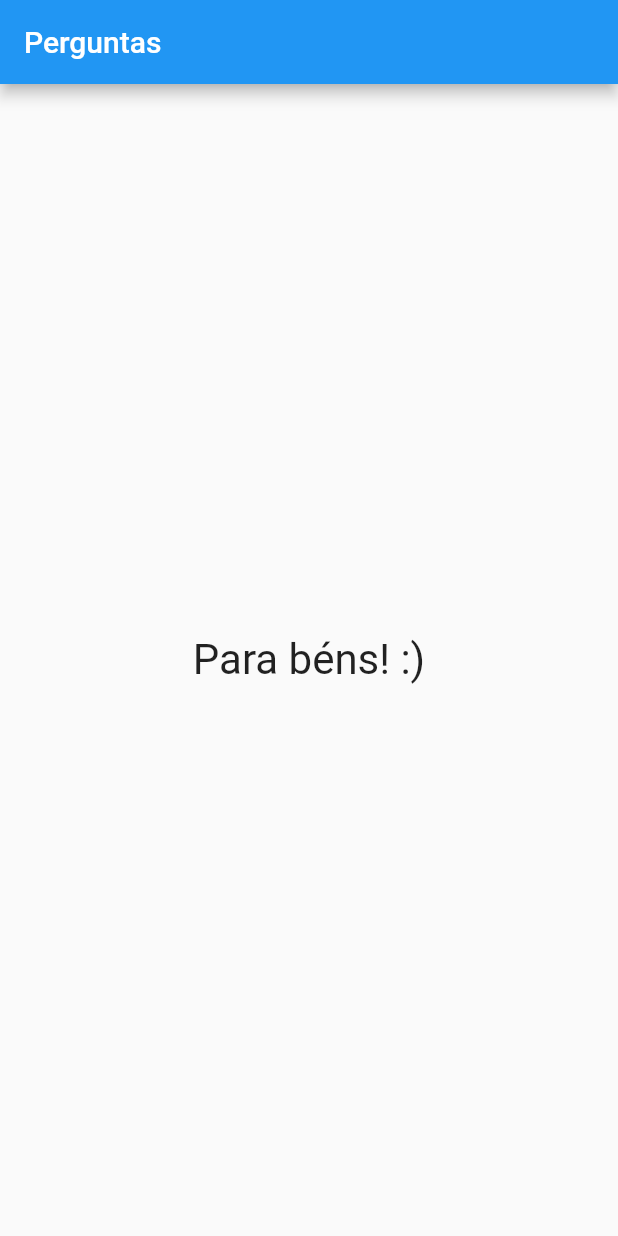
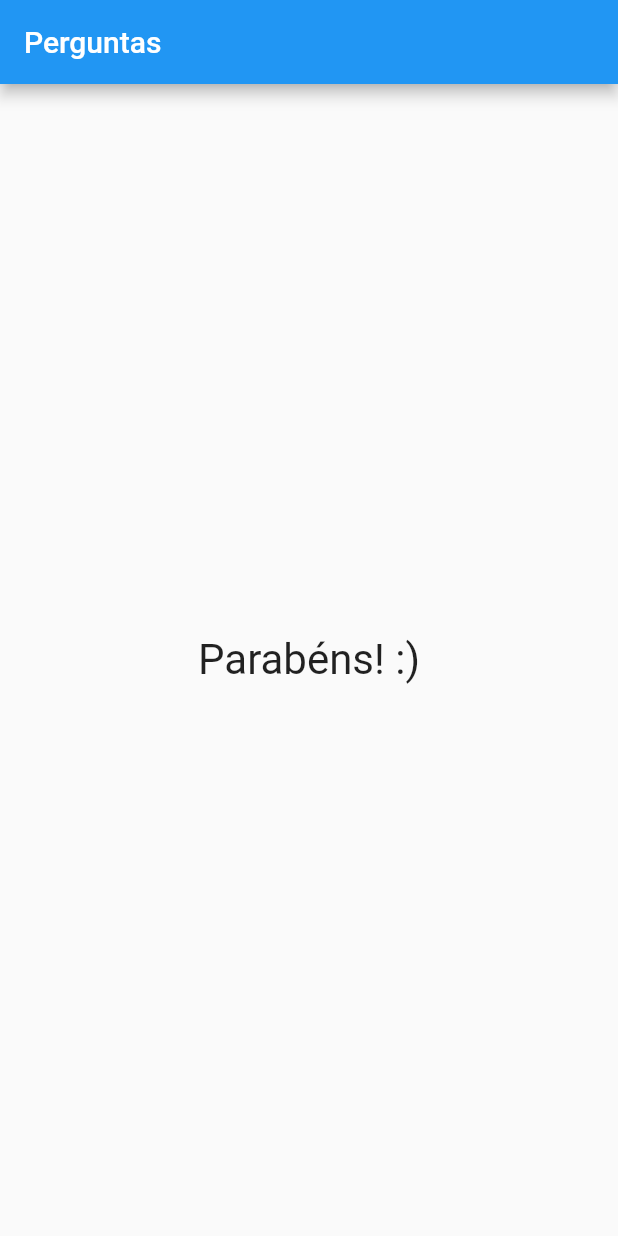
Before and after one commit to milenycgalvao/projeto-perguntas-simples, a Flutter app: the screen it shows after launch, after a tap on "Preto", after a tap on "cobra", after a tap on "leo", on a phone screen of 412 x 824 dp. Run offline on Flutter 3.47's test engine with Material 2 defaults, Android fonts, the phone set to English and light mode, and no system bars.

Commit message:
desafio aula 60 e 61

```diff
--- a/lib/main.dart
+++ b/lib/main.dart
@@ -2,6 +2,7 @@ import 'package:flutter/cupertino.dart';
 import 'package:flutter/material.dart';
 import 'package:projeto_perguntas/src/questao.dart';
 import 'package:projeto_perguntas/src/resposta.dart';
+import 'package:projeto_perguntas/src/resultado.dart';
 
 main() {
   runApp(PerguntaApp());
@@ -65,12 +66,7 @@ class _PerguntaAppState extends State<PerguntaApp> {
                       .toList(),
                 ],
               )
-            : Center(
-                child: Text(
-                  'Para béns! :)',
-                  style: TextStyle(fontSize: 28),
-                ),
-              ),
+            : Resultado(),
       ),
     );
   }
--- /dev/null
+++ b/lib/src/resultado.dart
@@ -0,0 +1,13 @@
+import 'package:flutter/material.dart';
+
+class Resultado extends StatelessWidget {
+  @override
+  Widget build(BuildContext context) {
+    return Center(
+      child: Text(
+        'Parabéns! :)',
+        style: TextStyle(fontSize: 28),
+      ),
+    );
+  }
+}
```
